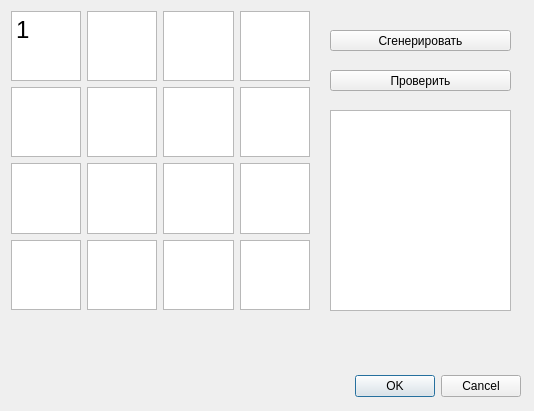
Qt form magiccube.ui (ariewhite/crypto-gui) before a commit.
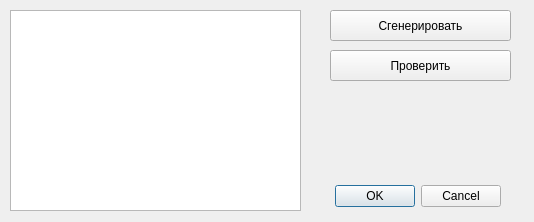
The same form after that commit.

```diff
--- a/magiccube.ui
+++ b/magiccube.ui
@@ -7,7 +7,7 @@
     <x>0</x>
     <y>0</y>
     <width>534</width>
-    <height>411</height>
+    <height>222</height>
    </rect>
   </property>
   <property name="font">
@@ -21,9 +21,9 @@
   <widget class="QDialogButtonBox" name="buttonBox">
    <property name="geometry">
     <rect>
-     <x>180</x>
-     <y>370</y>
-     <width>341</width>
+     <x>330</x>
+     <y>180</y>
+     <width>171</width>
      <height>32</height>
     </rect>
    </property>
@@ -39,161 +39,13 @@
     <set>QDialogButtonBox::Cancel|QDialogButtonBox::Ok</set>
    </property>
   </widget>
-  <widget class="QWidget" name="gridLayoutWidget">
-   <property name="geometry">
-    <rect>
-     <x>10</x>
-     <y>10</y>
-     <width>300</width>
-     <height>300</height>
-    </rect>
-   </property>
-   <layout class="QGridLayout" name="magic_grid">
-    <property name="leftMargin">
-     <number>1</number>
-    </property>
-    <property name="topMargin">
-     <number>1</number>
-    </property>
-    <item row="0" column="3">
-     <widget class="QPlainTextEdit" name="pt13">
-      <property name="centerOnScroll">
-       <bool>true</bool>
-      </property>
-     </widget>
-    </item>
-    <item row="2" column="1">
-     <widget class="QPlainTextEdit" name="pt31">
-      <property name="centerOnScroll">
-       <bool>true</bool>
-      </property>
-     </widget>
-    </item>
-    <item row="0" column="1">
-     <widget class="QPlainTextEdit" name="pt11">
-      <property name="font">
-       <font>
-        <pointsize>18</pointsize>
-        <bold>false</bold>
-       </font>
-      </property>
-      <property name="layoutDirection">
-       <enum>Qt::LeftToRight</enum>
-      </property>
-      <property name="verticalScrollBarPolicy">
-       <enum>Qt::ScrollBarAlwaysOff</enum>
-      </property>
-      <property name="plainText">
-       <string>1</string>
-      </property>
-      <property name="backgroundVisible">
-       <bool>false</bool>
-      </property>
-      <property name="centerOnScroll">
-       <bool>true</bool>
-      </property>
-     </widget>
-    </item>
-    <item row="1" column="1">
-     <widget class="QPlainTextEdit" name="pt21">
-      <property name="centerOnScroll">
-       <bool>true</bool>
-      </property>
-     </widget>
-    </item>
-    <item row="0" column="2">
-     <widget class="QPlainTextEdit" name="pt12">
-      <property name="centerOnScroll">
-       <bool>true</bool>
-      </property>
-     </widget>
-    </item>
-    <item row="3" column="1">
-     <widget class="QPlainTextEdit" name="pt41">
-      <property name="centerOnScroll">
-       <bool>true</bool>
-      </property>
-     </widget>
-    </item>
-    <item row="0" column="4">
-     <widget class="QPlainTextEdit" name="pt14">
-      <property name="centerOnScroll">
-       <bool>true</bool>
-      </property>
-     </widget>
-    </item>
-    <item row="1" column="2">
-     <widget class="QPlainTextEdit" name="pt22">
-      <property name="centerOnScroll">
-       <bool>true</bool>
-      </property>
-     </widget>
-    </item>
-    <item row="1" column="3">
-     <widget class="QPlainTextEdit" name="pt23">
-      <property name="centerOnScroll">
-       <bool>true</bool>
-      </property>
-     </widget>
-    </item>
-    <item row="2" column="2">
-     <widget class="QPlainTextEdit" name="pt32">
-      <property name="centerOnScroll">
-       <bool>true</bool>
-      </property>
-     </widget>
-    </item>
-    <item row="3" column="2">
-     <widget class="QPlainTextEdit" name="pt42">
-      <property name="centerOnScroll">
-       <bool>true</bool>
-      </property>
-     </widget>
-    </item>
-    <item row="3" column="3">
-     <widget class="QPlainTextEdit" name="pt43">
-      <property name="centerOnScroll">
-       <bool>true</bool>
-      </property>
-     </widget>
-    </item>
-    <item row="2" column="3">
-     <widget class="QPlainTextEdit" name="pt33">
-      <property name="centerOnScroll">
-       <bool>true</bool>
-      </property>
-     </widget>
-    </item>
-    <item row="1" column="4">
-     <widget class="QPlainTextEdit" name="pt24">
-      <property name="centerOnScroll">
-       <bool>true</bool>
-      </property>
-     </widget>
-    </item>
-    <item row="2" column="4">
-     <widget class="QPlainTextEdit" name="pt34">
-      <property name="centerOnScroll">
-       <bool>true</bool>
-      </property>
-     </widget>
-    </item>
-    <item row="3" column="4">
-     <widget class="QPlainTextEdit" name="pt44">
-      <property name="centerOnScroll">
-       <bool>true</bool>
-      </property>
-     </widget>
-    </item>
-   </layout>
-  </widget>
   <widget class="QPushButton" name="gen_cube">
    <property name="geometry">
     <rect>
      <x>330</x>
-     <y>30</y>
+     <y>10</y>
      <width>181</width>
-     <height>21</height>
+     <height>31</height>
     </rect>
    </property>
    <property name="font">
@@ -209,9 +61,9 @@
    <property name="geometry">
     <rect>
      <x>330</x>
-     <y>70</y>
+     <y>50</y>
      <width>181</width>
-     <height>21</height>
+     <height>31</height>
     </rect>
    </property>
    <property name="font">
@@ -226,9 +78,9 @@
   <widget class="QTextEdit" name="min_out">
    <property name="geometry">
     <rect>
-     <x>330</x>
-     <y>110</y>
-     <width>181</width>
+     <x>10</x>
+     <y>10</y>
+     <width>291</width>
      <height>201</height>
     </rect>
    </property>
```
